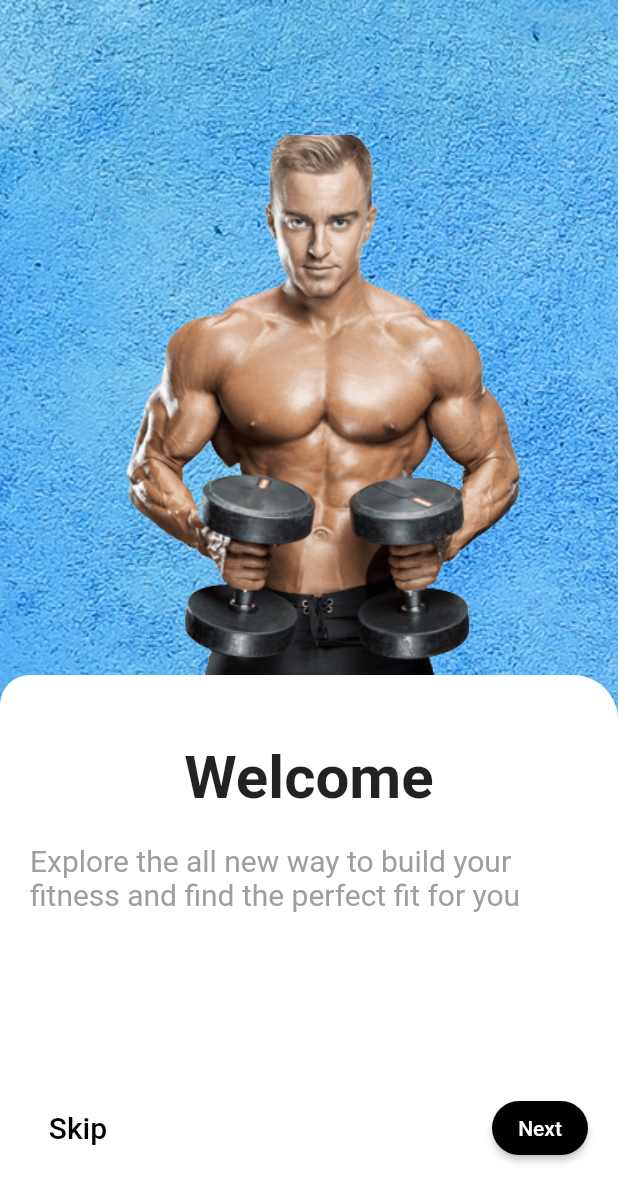
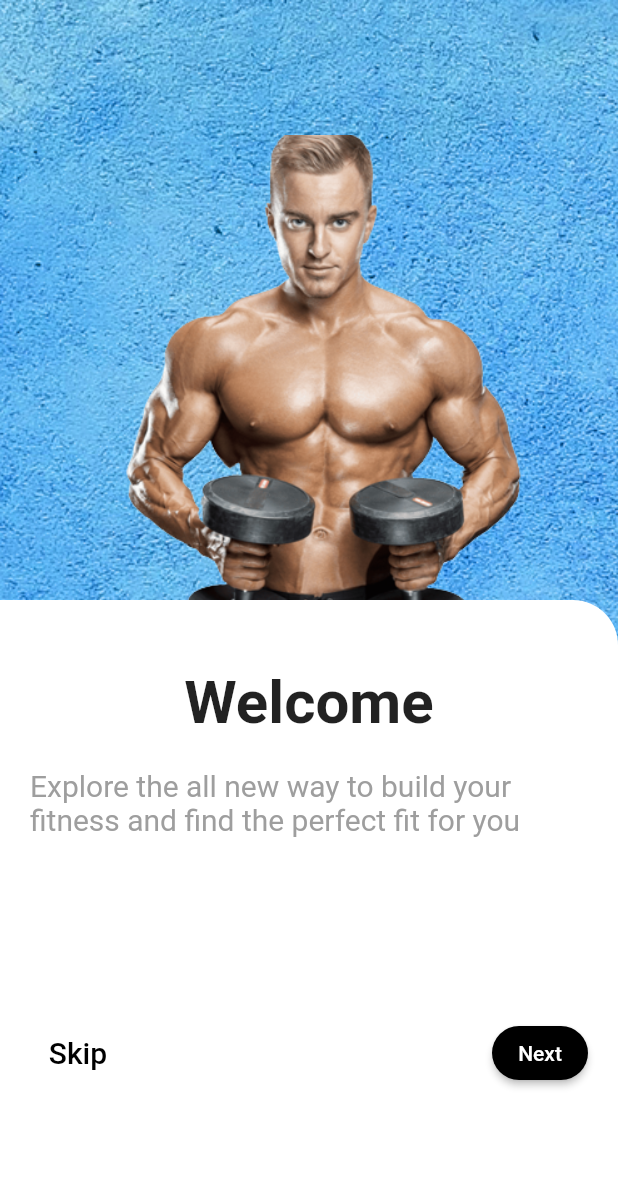
Before and after one commit to lionking0017/git_assignment_group_5, a Flutter app: the screen it shows after launch, on a phone screen of 412 x 824 dp. Shown: the top 1202 px of the screen. Run offline on Flutter 3.47's test engine with Material 2 defaults, Android fonts, the phone set to English and light mode, and no system bars; missing offline and left inert: dart:html.

Commit message:
New updates

```diff
--- a/lib/my_homepage.dart
+++ b/lib/my_homepage.dart
@@ -36,12 +36,12 @@ class _MyHomePageState extends State<MyHomePage> {
               )),
         ),
         Padding(
-          padding: const EdgeInsets.only(top: 450.0),
+          padding: const EdgeInsets.only(top: 400.0),
           child: Container(
             width: MediaQuery.of(context).size.width,
             decoration: const BoxDecoration(
               borderRadius: BorderRadius.only(
-                  topLeft: Radius.circular(20), topRight: Radius.circular(30)),
+                  topLeft: Radius.circular(0), topRight: Radius.circular(30)),
               color: Colors.white,
             ),
             child: Column(
```
